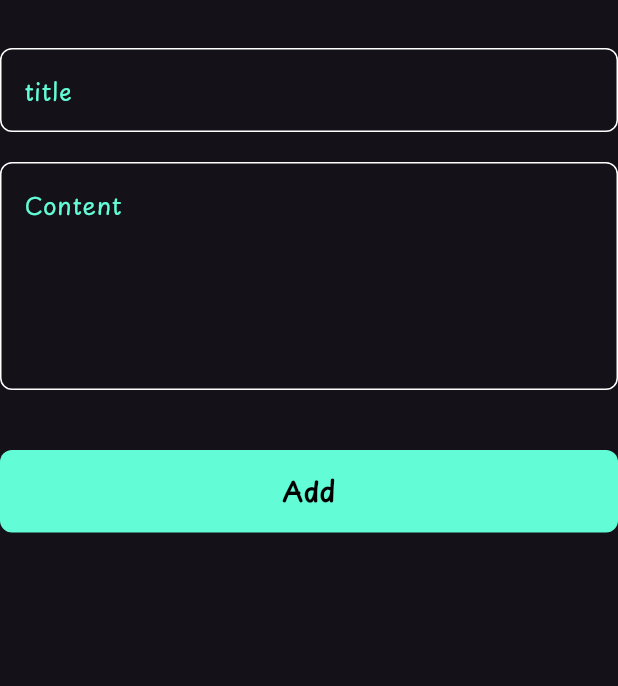
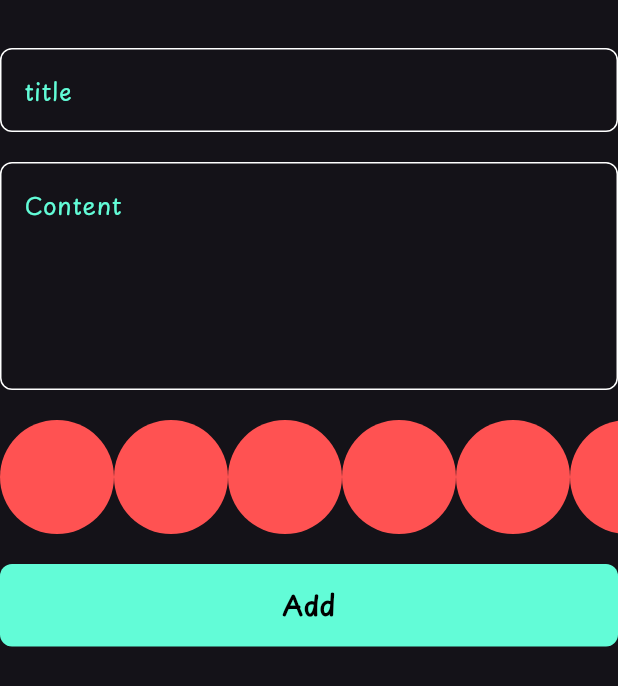
Before and after one commit to MohamedElnegouly/Note-App, a Flutter app: the AddNoteForm widget shown alone on an empty page, opened directly, on a phone screen of 412 x 824 dp. Shown: the top 686 px of the screen. Run offline on Flutter 3.47's test engine with Material 3 defaults, Android fonts, the phone set to English and light mode, and no system bars; our stand-ins replace flutter_bloc, font_awesome_flutter, hive, hive_flutter; accounts and stored records are empty.

Commit message:
Colors list view

```diff
--- /dev/null
+++ b/lib/widgets/Colors_list_view.dart
@@ -0,0 +1,30 @@
+import 'package:flutter/material.dart';
+
+class ColorItem extends StatelessWidget {
+  const ColorItem({super.key});
+
+  @override
+  Widget build(BuildContext context) {
+    return const CircleAvatar(
+      radius: 38,
+      backgroundColor: Colors.redAccent,
+    );
+  }
+}
+
+class ColorListView extends StatelessWidget {
+  const ColorListView({super.key});
+
+  @override
+  Widget build(BuildContext context) {
+    return SizedBox(
+      height: 38 * 2,
+      child: ListView.builder(
+          itemCount: 10,
+          scrollDirection: Axis.horizontal,
+          itemBuilder: (context, index) {
+            return const ColorItem();
+          }),
+    );
+  }
+}
--- a/lib/widgets/add_note_form.dart
+++ b/lib/widgets/add_note_form.dart
@@ -6,6 +6,8 @@ import 'package:note_app/cubits/add_note_cubit/add_note_cubit.dart';
 import 'package:note_app/cubits/add_note_cubit/add_note_state.dart';
 import 'package:note_app/widgets/Custom_Buttom.dart';
 import 'package:note_app/widgets/Custom_text_field.dart';
+
+import 'Colors_list_view.dart';
 
 class AddNoteForm extends StatefulWidget {
   const AddNoteForm({super.key});
@@ -45,7 +47,11 @@ class _AddNoteFormState extends State<AddNoteForm> {
             maxLine: 5,
           ),
           const SizedBox(
-            height: 40,
+            height: 20,
+          ),
+          const ColorListView(),
+          const SizedBox(
+            height: 20,
           ),
           BlocBuilder<AddNoteCubit, AddNotestate>(
             builder: (context, state) {
```
